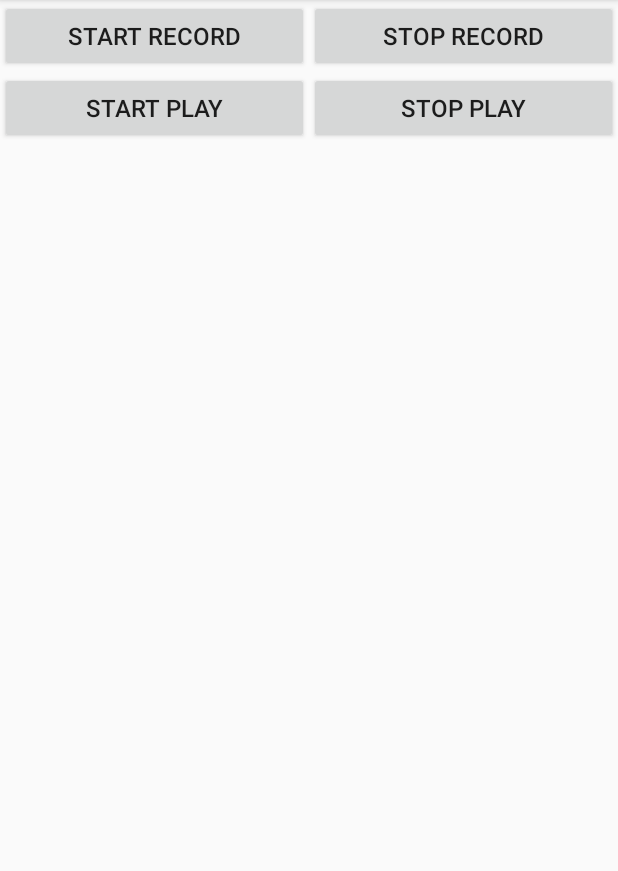
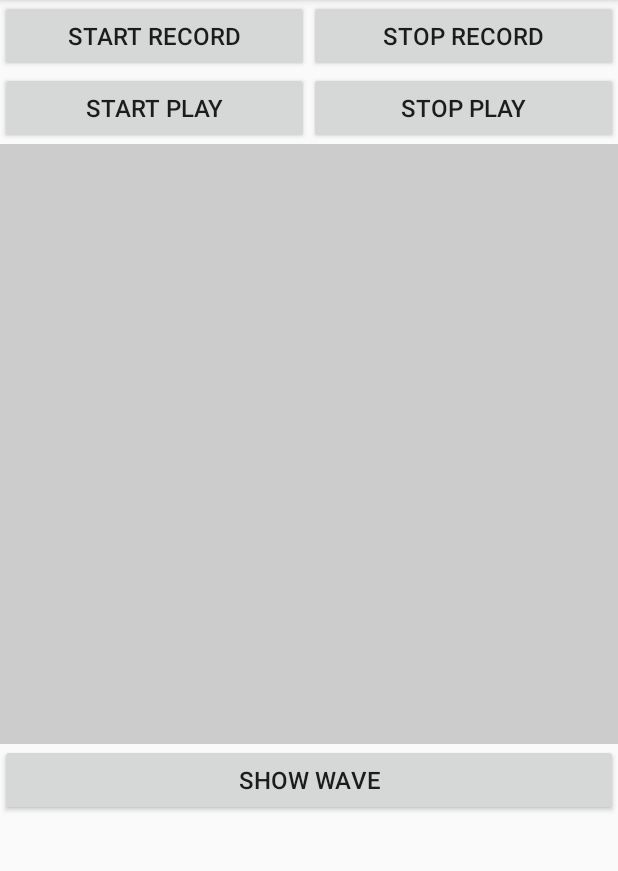
Before and after one commit to go2coding/Video_Start, an Android app: the screen it shows after launch (MainActivity), on a phone screen of 412 x 824 dp, the part 84-955 px from its top. Run offline under Robolectric (Android 15) with nearby library versions, the phone set to English and light mode, and no system bars; 1 statement that could not run was skipped.

Commit message:
添加波形

```diff
--- /dev/null
+++ b/01/1.pcmrecord/app/src/main/java/com/tb/pcmrecord/AudioView.java
@@ -0,0 +1,175 @@
+package com.tb.pcmrecord;
+
+import android.content.Context;
+import android.content.res.TypedArray;
+import android.graphics.Canvas;
+import android.graphics.Color;
+import android.graphics.Paint;
+import android.graphics.Path;
+import android.graphics.Point;
+import android.graphics.drawable.Drawable;
+import android.text.TextPaint;
+import android.util.AttributeSet;
+import android.util.Log;
+import android.view.View;
+
+import androidx.annotation.Nullable;
+
+import java.io.ByteArrayOutputStream;
+import java.io.File;
+import java.io.FileInputStream;
+import java.nio.ByteBuffer;
+import java.nio.ByteOrder;
+import java.util.ArrayList;
+import java.util.Arrays;
+import java.util.List;
+import java.util.logging.Logger;
+
+/**
+ * TODO: document your custom view class.
+ */
+public class AudioView extends View {
+
+    private Paint lumpPaint;
+
+    private static final int LUMP_MAX_HEIGHT = 300;
+
+
+
+    private ArrayList<Short> inBuf = new ArrayList<Short>();
+
+
+
+    public AudioView(Context context) {
+        super(context);
+        init();
+    }
+
+    public AudioView(Context context, @Nullable AttributeSet attrs) {
+        super(context, attrs);
+        init();
+    }
+
+    public AudioView(Context context, @Nullable AttributeSet attrs, int defStyleAttr) {
+        super(context, attrs, defStyleAttr);
+        init();
+    }
+
+    private void init() {
+        /**
+         * 数转换策略： 将数据拆分成N段，每段数据大小为DEFAULT_FFT_THRUPUT，对每段数据进行FFT转换，提取特征频谱的相对振幅，再用于数据的可视化
+         */
+
+        lumpPaint = new Paint();
+        lumpPaint.setAntiAlias(true);
+        lumpPaint.setColor(Color.RED);
+        lumpPaint.setStrokeWidth(1);
+        lumpPaint.setStyle(Paint.Style.STROKE);
+
+    }
+
+
+    public void showPcmFileWave(File file) {
+
+        inBuf.clear();
+
+        try (FileInputStream fis = new FileInputStream(file)) {
+
+            byte[] b = new byte[1024 * 4];
+
+            while ((fis.read(b)) != -1) {
+
+                short[] wbs = Bytes2Shorts(b);
+                for(int i = 0; i<wbs.length;i++){
+                    inBuf.add(wbs[i]);
+                }
+            }
+
+            postInvalidate();
+        } catch (Exception e) {
+            Log.d("",e.getMessage());
+        }
+    }
+
+    @Override
+    protected void onMeasure(int widthMeasureSpec, int heightMeasureSpec) {
+        int width = 0;
+        int height = 0;
+        int modeW = MeasureSpec.getMode(widthMeasureSpec);
+        if (modeW == MeasureSpec.AT_MOST) {
+            width = MeasureSpec.getSize(widthMeasureSpec);
+        }
+        if (modeW == MeasureSpec.EXACTLY) {
+            width = widthMeasureSpec;
+        }
+        if (modeW == MeasureSpec.UNSPECIFIED) {
+            width = 96000;
+        }
+        int modeH = MeasureSpec.getMode(height);
+        if (modeH == MeasureSpec.AT_MOST) {
+            height = MeasureSpec.getSize(heightMeasureSpec);
+        }
+        if (modeH == MeasureSpec.EXACTLY) {
+            height = heightMeasureSpec;
+        }
+        if (modeH == MeasureSpec.UNSPECIFIED) {
+            height = LUMP_MAX_HEIGHT *2;
+        }
+        setMeasuredDimension(width, height);
+    }
+
+
+    public short getShort(byte[] buf) {
+        if (buf == null) {
+            throw new IllegalArgumentException("byte array is null!");
+        }
+        if (buf.length > 2) {
+            throw new IllegalArgumentException("byte array size > 2 !");
+        }
+        short r = 0;
+
+        for (int i = buf.length - 1; i >= 0; i--) {
+            r <<= 8;
+            r |= (buf[i] & 0x00ff);
+        }
+
+
+        return r;
+    }
+
+    public short[] Bytes2Shorts(byte[] buf) {
+        byte bLength = 2;
+        short[] s = new short[buf.length / bLength];
+        for (int iLoop = 0; iLoop < s.length; iLoop++) {
+            byte[] temp = new byte[bLength];
+            for (int jLoop = 0; jLoop < bLength; jLoop++) {
+                temp[jLoop] = buf[iLoop * bLength + jLoop];
+            }
+            s[iLoop] = getShort(temp);
+        }
+        return s;
+    }
+
+
+
+    @Override
+    protected void onDraw(Canvas canvas) {
+        super.onDraw(canvas);
+        canvas.drawColor(Color.LTGRAY);
+
+        int rateY = (65535 /2/ LUMP_MAX_HEIGHT);
+        int rateX = inBuf.size()/canvas.getWidth();
+
+        int line = 0;
+        for (int i = 0; i < inBuf.size(); i=i+rateX) {
+
+            int value = inBuf.get(i);
+
+
+            int xs = value/rateY;
+
+            canvas.drawLine(line,LUMP_MAX_HEIGHT-xs,line,LUMP_MAX_HEIGHT + xs ,lumpPaint);
+            line++;
+        }
+    }
+}
--- a/01/1.pcmrecord/app/src/main/java/com/tb/pcmrecord/MainActivity.java
+++ b/01/1.pcmrecord/app/src/main/java/com/tb/pcmrecord/MainActivity.java
@@ -35,6 +35,9 @@ public class MainActivity extends AppCompatActivity {
     private static final int BUFFER_SIZE = 1024 * 2;
 
     private byte[] mBuffer;
+
+    private Button btn_wave;
+    private AudioView wave_view;
 
     @Override
     protected void onCreate(Bundle savedInstanceState) {
@@ -123,5 +126,17 @@ public class MainActivity extends AppCompatActivity {
                 }
             }
         });
+
+        btn_wave = (Button) findViewById(R.id.show_wave_button);
+        wave_view = (AudioView)findViewById(R.id.waveview);
+
+        btn_wave.setOnClickListener(new View.OnClickListener(){
+
+            @Override
+            public void onClick(View v) {
+                wave_view.showPcmFileWave(new File(Environment.getExternalStorageDirectory().getAbsolutePath()
+                        + "/record/encode.pcm"));
+            }
+        });
     }
 }
--- a/01/1.pcmrecord/app/src/main/res/layout/activity_main.xml
+++ b/01/1.pcmrecord/app/src/main/res/layout/activity_main.xml
@@ -6,8 +6,11 @@
     android:layout_height="match_parent"
     tools:context=".MainActivity">
 
+
+
     <LinearLayout
         android:id="@+id/record_layout"
+
         android:layout_width="match_parent"
         android:layout_height="wrap_content"
         android:orientation="horizontal">
@@ -54,4 +57,30 @@
 
     </LinearLayout>
 
+    <com.tb.pcmrecord.AudioView
+        android:id="@+id/waveview"
+        android:layout_below="@+id/play_layout"
+        android:layout_height="300dp"
+        android:layout_width="fill_parent"
+        android:background="#8B8D8E"
+        android:paddingLeft="20dp"
+        android:paddingBottom="40dp" />
+
+    <LinearLayout
+        android:id="@+id/wave_layout"
+        android:layout_below="@+id/waveview"
+        android:layout_width="match_parent"
+        android:layout_height="wrap_content">
+
+        <Button
+            android:id="@+id/show_wave_button"
+            android:layout_width="0dp"
+            android:layout_height="wrap_content"
+            android:layout_weight="1"
+            android:textSize="16sp"
+            android:text="SHOW WAVE"/>
+
+
+    </LinearLayout>
+
 </RelativeLayout>
```
